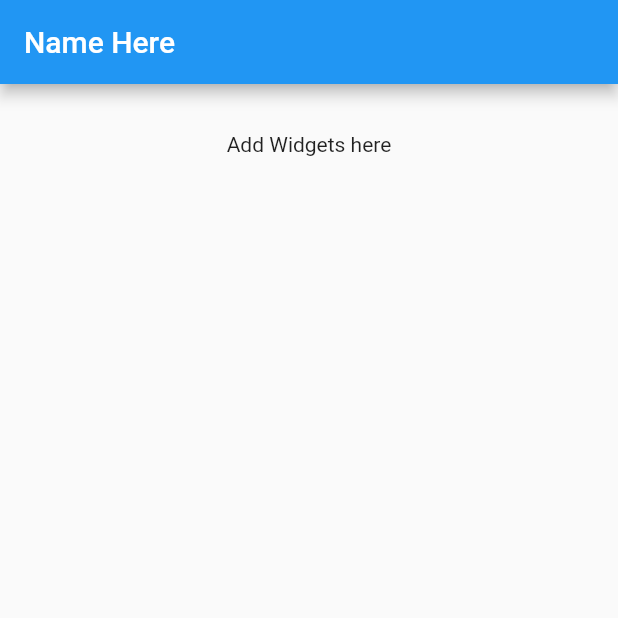
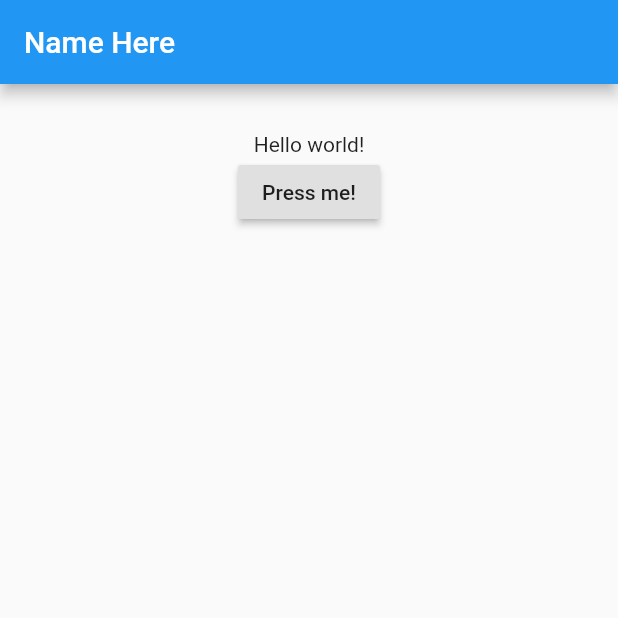
Before and after one commit to addeeandra/flutter-course-udemy, a Flutter app: the screen it shows after launch, on a phone screen of 412 x 824 dp, the top half of it. Run offline on Flutter 3.47's test engine with Material 2 defaults, Android fonts, the phone set to English and light mode, and no system bars.

Commit message:
complete button2

```diff
--- a/lib/main.dart
+++ b/lib/main.dart
@@ -10,6 +10,14 @@ class MyApp extends StatefulWidget {
 }
 
 class _State extends State<MyApp> {
+  String _value = 'Hello world!';
+
+  void _onPressed(String value) {
+    setState(() {
+      _value = value;
+    });
+  }
+
   @override
   Widget build(BuildContext context) {
     return Scaffold(
@@ -20,7 +28,13 @@ class _State extends State<MyApp> {
         padding: EdgeInsets.all(32),
         child: Center(
           child: Column(
-            children: <Widget>[Text('Add Widgets here')],
+            children: <Widget>[
+              Text(_value),
+              RaisedButton(
+                onPressed: () => _onPressed('Halo Dunia!'),
+                child: Text('Press me!'),
+              )
+            ],
           ),
         ),
       ),
```
